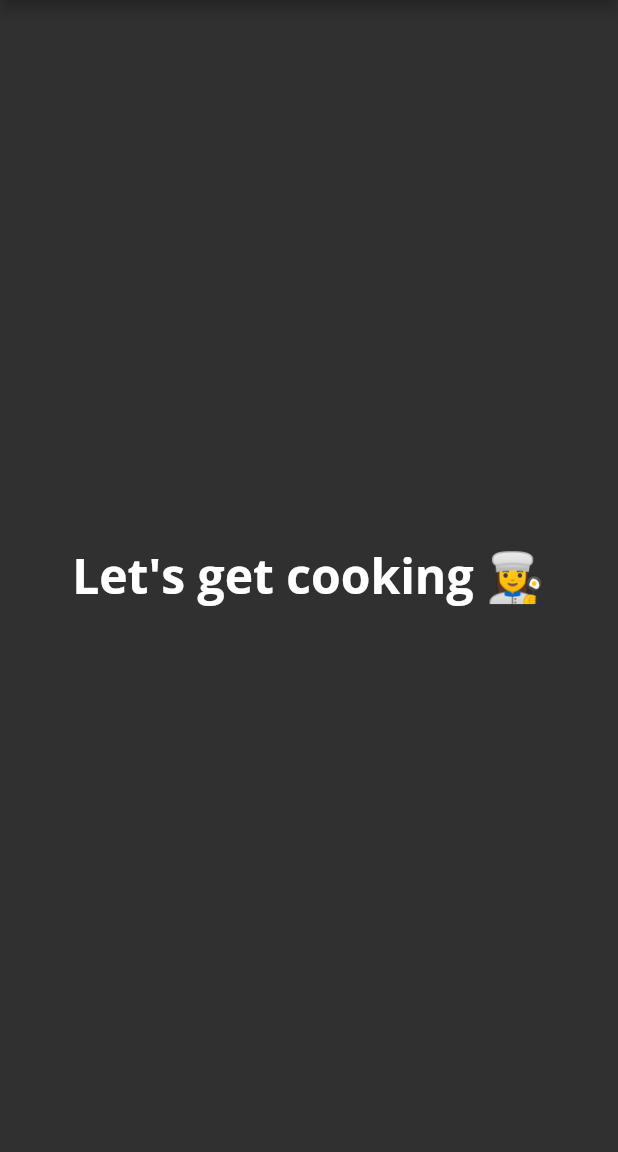
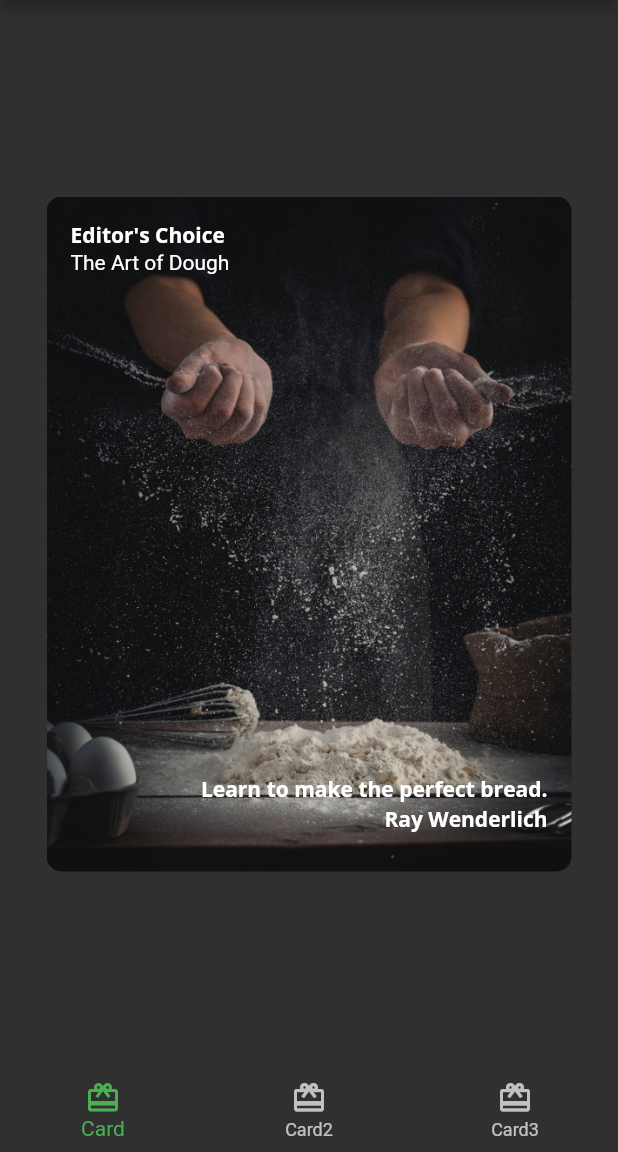
Before and after one commit to atmChurn/fooderlich-practice, a Flutter app: the screen it shows after launch, on a phone screen of 412 x 824 dp, the part 84-1236 px from its top. Run offline on Flutter 3.47's test engine with Material 2 defaults, Android fonts, the phone set to English and light mode, and no system bars; our stand-ins replace google_fonts.

Commit message:
added multiple cards and style designs

```diff
--- /dev/null
+++ b/lib/card1.dart
@@ -0,0 +1,64 @@
+import 'package:flutter/material.dart';
+import 'fooderlich_theme.dart';
+
+class Card1 extends StatelessWidget {
+  const Card1({Key? key}) : super(key: key);
+
+  final String category = 'Editor\'s Choice';
+  final String title = 'The Art of Dough';
+  final String description = 'Learn to make the perfect bread.';
+  final String chef = 'Ray Wenderlich';
+
+  @override
+  Widget build(BuildContext context) {
+    return Center(
+      // TODO: Card1 Decorate Container
+      child: Container(
+        // TODO: Add a stack of text
+        child: Stack(
+          children: [
+            Text(
+              category,
+              style: FooderlichTheme.darkTextTheme.bodyText1,
+            ),
+            Positioned(
+              child: Text(
+                title,
+                style: FooderlichTheme.darkTextTheme.headline5,
+              ),
+              top: 20,
+            ),
+            Positioned(
+              child: Text(
+                description,
+                style: FooderlichTheme.darkTextTheme.bodyText1,
+              ),
+              bottom: 30,
+              right: 0,
+            ),
+            Positioned(
+              child: Text(
+                chef,
+                style: FooderlichTheme.darkTextTheme.bodyText1,
+              ),
+              bottom: 10,
+              right: 0,
+            ),
+          ],
+        ),
+        padding: const EdgeInsets.all(16),
+        constraints: const BoxConstraints.expand(
+          width: 350,
+          height: 450,
+        ),
+        decoration: const BoxDecoration(
+          image: DecorationImage(
+            image: AssetImage('assets/mag1.png'),
+            fit: BoxFit.cover,
+          ),
+          borderRadius: BorderRadius.all(Radius.circular(10.0)),
+        ),
+      ),
+    );
+  }
+}
--- /dev/null
+++ b/lib/home.dart
@@ -0,0 +1,60 @@
+import 'package:flutter/material.dart';
+import 'card1.dart';
+import 'card2.dart';
+
+class Home extends StatefulWidget {
+  const Home({Key? key}) : super(key: key);
+
+  @override
+  _HomeState createState() => _HomeState();
+}
+
+class _HomeState extends State<Home> {
+  // TODO: Add state variables and functions
+  int _selectedIndex = 0;
+
+  static List<Widget> pages = <Widget>[
+    // TODO: Replace with Card1
+    const Card1(),
+    // TODO: Replace with Card2
+    const Card2(),
+    // TODO: Replace with Card3
+    Container(color: Colors.blue),
+  ];
+
+  void _onItemTapped(int index) {
+    setState(() {
+      _selectedIndex = index;
+    });
+  }
+
+  @override
+  Widget build(BuildContext context) {
+    return Scaffold(
+      appBar: AppBar(
+        title: Text(
+          'Fooderlich',
+          style: Theme.of(context).textTheme.headline6,
+        ),
+      ),
+      // TODO: Show selected tab
+      body: pages[_selectedIndex],
+      // TODO: ADD bottom navigation bar
+      bottomNavigationBar: BottomNavigationBar(
+        selectedItemColor: Theme.of(context).textSelectionTheme.selectionColor,
+        // TODO: Set selected tab bar
+        currentIndex: _selectedIndex,
+        onTap: _onItemTapped,
+
+        items: <BottomNavigationBarItem>[
+          const BottomNavigationBarItem(
+              icon: Icon(Icons.card_giftcard), label: 'Card'),
+          const BottomNavigationBarItem(
+              icon: Icon(Icons.card_giftcard), label: 'Card2'),
+          const BottomNavigationBarItem(
+              icon: Icon(Icons.card_giftcard), label: 'Card3'),
+        ],
+      ),
+    );
+  }
+}
--- a/lib/main.dart
+++ b/lib/main.dart
@@ -1,5 +1,6 @@
 import 'package:flutter/material.dart';
 import 'fooderlich_theme.dart';
+import 'home.dart';
 
 void main() {
   // 1
@@ -14,28 +15,11 @@ class Fooderlich extends StatelessWidget {
     // TODO: Create theme
     final theme = FooderlichTheme.dark();
     // TODO: Apply Home widget
-    // 3
     return MaterialApp(
-      // TODO: Add theme
       theme: theme,
       title: 'Fooderlich',
-      // 4
-      home: Scaffold(
-        // TODO: Style the title
-        appBar: AppBar(
-          title: Text(
-            'Fooderlich',
-            style: theme.textTheme.headline6,
-          ),
-        ),
-        // TODO: Style the body text
-        body: Center(
-          child: Text(
-            'Let\'s get cooking 👩‍🍳',
-            style: theme.textTheme.headline1,
-          ),
-        ),
-      ),
+      home: const Home(),
     );
+    // 3
   }
 }
```
Also changed, not shown: lib/author_card.dart (added, +27 -0 lines), lib/card2.dart (added, +32 -0 lines), lib/circle_image.dart (added, +24 -0 lines).
